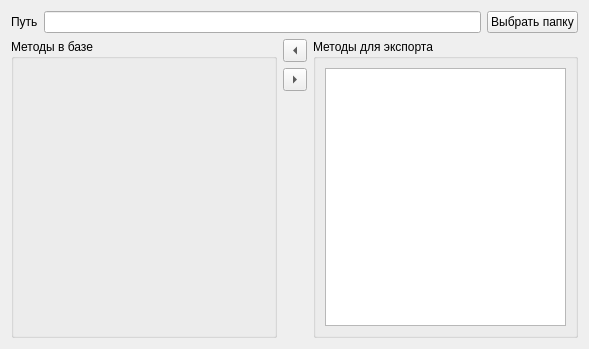
First picture: the form in data/zrmmethodexportimport.ui, repository dostapazov/powermon_v4, before the edit.
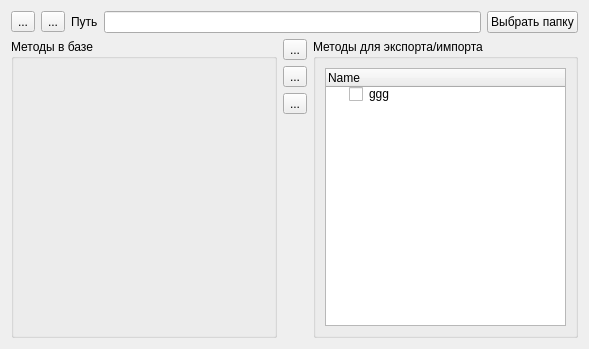
Second picture: the form after the edit. Icons and pictures are not drawn. Custom widgets are drawn as their Qt base class.

The edit to the form file:
```diff
--- a/data/zrmmethodexportimport.ui
+++ b/data/zrmmethodexportimport.ui
@@ -16,6 +16,52 @@
   <layout class="QVBoxLayout" name="verticalLayout_4">
    <item>
     <layout class="QHBoxLayout" name="horizontalLayout">
+     <item>
+      <widget class="QToolButton" name="tbExportMode">
+       <property name="text">
+        <string>...</string>
+       </property>
+       <property name="icon">
+        <iconset resource="zrm_data.qrc">
+         <normaloff>:/data/icons/unload.png</normaloff>:/data/icons/unload.png</iconset>
+       </property>
+       <property name="iconSize">
+        <size>
+         <width>24</width>
+         <height>24</height>
+        </size>
+       </property>
+       <property name="checkable">
+        <bool>true</bool>
+       </property>
+       <property name="autoExclusive">
+        <bool>true</bool>
+       </property>
+      </widget>
+     </item>
+     <item>
+      <widget class="QToolButton" name="tbImportMode">
+       <property name="text">
+        <string>...</string>
+       </property>
+       <property name="icon">
+        <iconset resource="zrm_data.qrc">
+         <normaloff>:/data/icons/unload.png</normaloff>:/data/icons/unload.png</iconset>
+       </property>
+       <property name="iconSize">
+        <size>
+         <width>24</width>
+         <height>24</height>
+        </size>
+       </property>
+       <property name="checkable">
+        <bool>true</bool>
+       </property>
+       <property name="autoExclusive">
+        <bool>true</bool>
+       </property>
+      </widget>
+     </item>
      <item>
       <widget class="QLabel" name="label">
        <property name="text">
@@ -56,8 +102,18 @@
          <property name="text">
           <string>...</string>
          </property>
+         <property name="icon">
+          <iconset resource="../zrm/zrm_resource.qrc">
+           <normaloff>:/zrm/icons/left.png</normaloff>:/zrm/icons/left.png</iconset>
+         </property>
+         <property name="iconSize">
+          <size>
+           <width>24</width>
+           <height>24</height>
+          </size>
+         </property>
          <property name="arrowType">
-          <enum>Qt::LeftArrow</enum>
+          <enum>Qt::NoArrow</enum>
          </property>
         </widget>
        </item>
@@ -66,8 +122,35 @@
          <property name="text">
           <string>...</string>
          </property>
+         <property name="icon">
+          <iconset resource="../zrm/zrm_resource.qrc">
+           <normaloff>:/zrm/icons/right.png</normaloff>:/zrm/icons/right.png</iconset>
+         </property>
+         <property name="iconSize">
+          <size>
+           <width>24</width>
+           <height>24</height>
+          </size>
+         </property>
          <property name="arrowType">
-          <enum>Qt::RightArrow</enum>
+          <enum>Qt::NoArrow</enum>
+         </property>
+        </widget>
+       </item>
+       <item>
+        <widget class="QToolButton" name="tbExecute">
+         <property name="text">
+          <string>...</string>
+         </property>
+         <property name="icon">
+          <iconset resource="zrm_data.qrc">
+           <normaloff>:/data/icons/apply.png</normaloff>:/data/icons/apply.png</iconset>
+         </property>
+         <property name="iconSize">
+          <size>
+           <width>24</width>
+           <height>24</height>
+          </size>
          </property>
         </widget>
        </item>
@@ -89,11 +172,25 @@
      <item>
       <widget class="QGroupBox" name="groupBox">
        <property name="title">
-        <string>Методы для экспорта</string>
+        <string>Методы для экспорта/импорта</string>
        </property>
        <layout class="QVBoxLayout" name="verticalLayout_3">
         <item>
-         <widget class="QListWidget" name="methodsList"/>
+         <widget class="QTreeWidget" name="methodsList">
+          <column>
+           <property name="text">
+            <string>Name</string>
+           </property>
+          </column>
+          <item>
+           <property name="text">
+            <string>ggg</string>
+           </property>
+           <property name="checkState">
+            <enum>Unchecked</enum>
+           </property>
+          </item>
+         </widget>
         </item>
        </layout>
       </widget>
```
Left out of the diff: 9 changed lines with no effect on the pictures.
